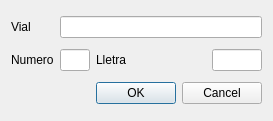
Before: the Qt Designer form moduls/NG_Selec_adreca.ui in SistemesInformacioTerritorial/Qvista, drawn with Qt 5.
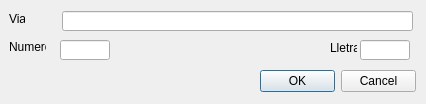
After: the same form once the commit is applied.

```diff
--- a/moduls/NG_Selec_adreca.ui
+++ b/moduls/NG_Selec_adreca.ui
@@ -6,57 +6,74 @@
    <rect>
     <x>0</x>
     <y>0</y>
-    <width>273</width>
-    <height>121</height>
+    <width>426</width>
+    <height>104</height>
    </rect>
   </property>
   <property name="windowTitle">
    <string>Consulta. Selecció d'adreça</string>
   </property>
-  <layout class="QGridLayout" name="gridLayout">
-   <item row="0" column="0">
     <widget class="QLabel" name="lVial">
+   <property name="geometry">
+    <rect>
+     <x>9</x>
+     <y>11</y>
+     <width>16</width>
+     <height>16</height>
+    </rect>
+   </property>
      <property name="text">
       <string>Vial</string>
      </property>
     </widget>
-   </item>
-   <item row="0" column="1" colspan="3">
     <widget class="QLineEdit" name="leVial">
+   <property name="geometry">
+    <rect>
+     <x>62</x>
+     <y>11</y>
+     <width>351</width>
+     <height>20</height>
+    </rect>
+   </property>
      <property name="text">
       <string/>
      </property>
     </widget>
-   </item>
-   <item row="1" column="0">
     <widget class="QLabel" name="lNumero">
+   <property name="geometry">
+    <rect>
+     <x>9</x>
+     <y>39</y>
+     <width>37</width>
+     <height>16</height>
+    </rect>
+   </property>
      <property name="text">
       <string>Numero</string>
      </property>
     </widget>
-   </item>
-   <item row="1" column="1">
-    <widget class="QLineEdit" name="leNumero">
-     <property name="maximumSize">
-      <size>
-       <width>50</width>
-       <height>16777215</height>
-      </size>
-     </property>
-     <property name="text">
-      <string/>
-     </property>
-    </widget>
-   </item>
-   <item row="1" column="2">
     <widget class="QLabel" name="lLletra">
+   <property name="geometry">
+    <rect>
+     <x>330</x>
+     <y>40</y>
+     <width>27</width>
+     <height>16</height>
+    </rect>
+   </property>
      <property name="text">
       <string>Lletra</string>
      </property>
     </widget>
-   </item>
-   <item row="1" column="3">
     <widget class="QLineEdit" name="leLletra">
+   <property name="geometry">
+    <rect>
+     <x>360</x>
+     <y>40</y>
+     <width>50</width>
+     <height>20</height>
+    </rect>
+   </property>
      <property name="maximumSize">
       <size>
        <width>50</width>
@@ -67,9 +84,15 @@
       <string/>
      </property>
     </widget>
-   </item>
-   <item row="2" column="2" colspan="2">
     <widget class="QDialogButtonBox" name="buttonBox">
+   <property name="geometry">
+    <rect>
+     <x>260</x>
+     <y>70</y>
+     <width>156</width>
+     <height>23</height>
+    </rect>
+   </property>
      <property name="orientation">
       <enum>Qt::Horizontal</enum>
      </property>
@@ -77,8 +100,25 @@
       <set>QDialogButtonBox::Cancel|QDialogButtonBox::Ok</set>
      </property>
     </widget>
-   </item>
-  </layout>
+  <widget class="QLineEdit" name="leNumero">
+   <property name="geometry">
+    <rect>
+     <x>60</x>
+     <y>40</y>
+     <width>50</width>
+     <height>20</height>
+    </rect>
+   </property>
+   <property name="maximumSize">
+    <size>
+     <width>50</width>
+     <height>16777215</height>
+    </size>
+   </property>
+   <property name="text">
+    <string/>
+   </property>
+  </widget>
  </widget>
  <resources/>
  <connections>
```
Lines whose indentation alone changed are shown as unchanged.
